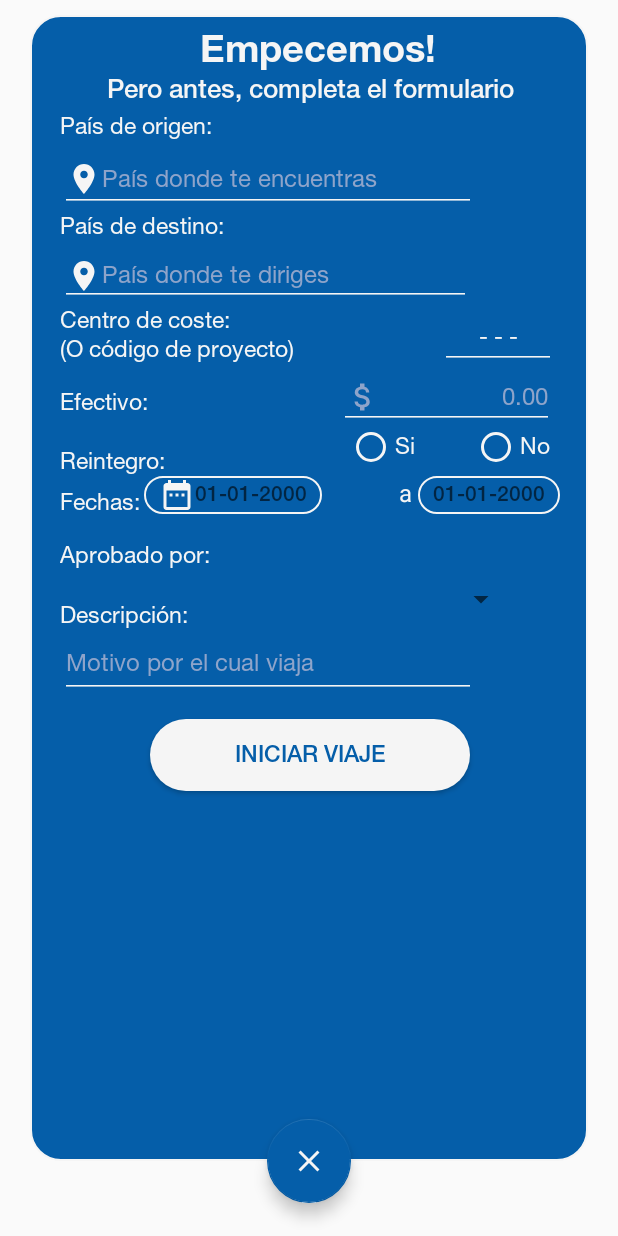
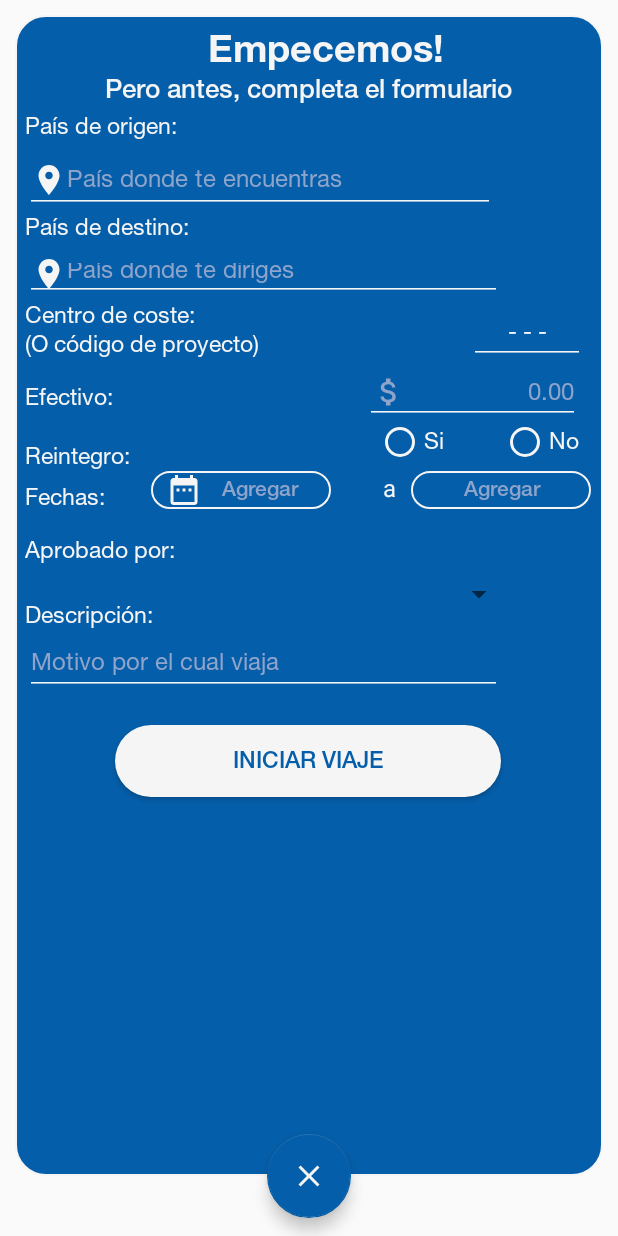
Before and after one commit to raulmenendez9/e-Tracker, an Android app: the screen it shows after launch once a user with an empty profile is signed in (MainActivity), after a tap on an icon or button, on a phone screen of 412 x 824 dp. Run offline under Robolectric (Android 15) with nearby library versions, the phone set to English and light mode, and no system bars; our stand-ins replace ButterKnife, Firebase (no records; nobody signed in at launch, a user with empty details on screens opened directly); libraries missing offline, so code that uses them is left out: com.appeaser.sublimepickerlibrary; plain views replace MaskEditText.

Commit message:
cambios en la visualizacion del registro de viaje

```diff
--- a/app/src/main/java/com/unicomer/e_tracker_test/MainActivity.kt
+++ b/app/src/main/java/com/unicomer/e_tracker_test/MainActivity.kt
@@ -24,8 +24,10 @@ class MainActivity : AppCompatActivity(),
     HomeFragment.OnFragmentInteractionListener,
     AddRegistroFragment.OnFragmentInteractionListener,
     TerminosFragment.OnFragmentInteractionListener,
-    HomeTravelFragment.OnFragmentInteractionListener
+    HomeTravelFragment.OnFragmentInteractionListener,
+    TravelRegistrationFragment.OnFragmentInteractionListener
 {
+
 
 
     // Declaring FirebaseAuthLocalClass components
@@ -163,7 +165,9 @@ class MainActivity : AppCompatActivity(),
         fragmentTransaction.addToBackStack(MAIN_ACTIVITY_KEY)
         fragmentTransaction.commit()
     }
-
+    override fun homeTravelFragment() {
+        loadHomeTravelFragment(HomeTravelFragment())
+    }
 
     override fun onSupportNavigateUp(): Boolean {
         onBackPressed()
--- a/app/src/main/java/com/unicomer/e_tracker_test/travel_registration/TravelRegistrationFragment.kt
+++ b/app/src/main/java/com/unicomer/e_tracker_test/travel_registration/TravelRegistrationFragment.kt
@@ -96,6 +96,7 @@ class TravelRegistrationFragment : Fragment() {
 
         // Ocultar el toolbar
         listener?.hideToolBarOnFragmentViewDissapears()
+        listener?.homeTravelFragment()
 
 
         originCountry = view.findViewById(R.id.editTextOrigin)
@@ -153,6 +154,7 @@ class TravelRegistrationFragment : Fragment() {
             //Finish Spinner
             initialTravel!!.setOnClickListener {
                 registration()
+                listener?.homeTravelFragment()
             }
         }else{
             initialTravel!!.text= getString(R.string.update_travel) //Cambio de texto del boton
@@ -401,6 +403,7 @@ class TravelRegistrationFragment : Fragment() {
 
     interface OnFragmentInteractionListener {
         fun hideToolBarOnFragmentViewDissapears()
+        fun homeTravelFragment()
     }
 
 
--- a/app/src/main/res/layout/fragment_travel_registration.xml
+++ b/app/src/main/res/layout/fragment_travel_registration.xml
@@ -15,10 +15,10 @@
             android:id="@+id/constraintLayoutRegistration"
             android:layout_width="match_parent"
             android:layout_height="match_parent"
-            android:layout_marginStart="20dp"
+            android:layout_marginStart="10dp"
             android:layout_marginTop="10dp"
-            android:layout_marginEnd="20dp"
-            android:layout_marginBottom="50dp"
+            android:layout_marginEnd="10dp"
+            android:layout_marginBottom="40dp"
             android:background="@drawable/round_constraint"
             app:layout_anchor="@+id/constraintLayoutRegistration"
             app:layout_anchorGravity="center">
@@ -81,22 +81,22 @@
                 android:layout_width="wrap_content"
                 android:layout_height="wrap_content"
                 android:orientation="vertical"
-                app:layout_constraintGuide_begin="20dp" />
+                app:layout_constraintGuide_begin="7dp" />
 
             <AutoCompleteTextView
                 android:id="@+id/editTextOrigin"
-                android:layout_width="277dp"
-                android:layout_height="43dp"
+                android:layout_width="313dp"
+                android:layout_height="44dp"
                 android:layout_marginTop="4dp"
+                android:backgroundTint="@color/colorSecondary05LightGray"
                 android:drawableStart="@drawable/ic_pais_origen_destino"
                 android:ems="10"
+                android:fontFamily="@font/helvetica_neue_regular"
                 android:hint="@string/origin_country_EditText"
-                android:fontFamily="@font/helvetica_neue_regular"
-                android:textSize="16sp"
+                android:inputType="textPersonName"
                 android:textColor="@color/colorSecondary05LightGray"
                 android:textColorHint="@color/hint"
-                android:inputType="textPersonName"
-                android:backgroundTint="@color/colorSecondary05LightGray"
+                android:textSize="16sp"
                 app:layout_constraintEnd_toStartOf="@+id/guideline4"
                 app:layout_constraintHorizontal_bias="0.0"
                 app:layout_constraintStart_toStartOf="@+id/guideline2"
@@ -117,18 +117,18 @@
 
             <AutoCompleteTextView
                 android:id="@+id/editTextDestiny"
-                android:layout_width="274dp"
-                android:layout_height="39dp"
+                android:layout_width="318dp"
+                android:layout_height="35dp"
                 android:layout_marginTop="4dp"
+                android:backgroundTint="@color/colorSecondary05LightGray"
                 android:drawableStart="@drawable/ic_pais_origen_destino"
                 android:ems="10"
+                android:fontFamily="@font/helvetica_neue_regular"
                 android:hint="@string/destiny_country_EditText"
-                android:fontFamily="@font/helvetica_neue_regular"
-                android:textSize="16sp"
+                android:inputType="textPersonName"
                 android:textColor="@color/colorSecondary05LightGray"
                 android:textColorHint="@color/hint"
-                android:backgroundTint="@color/colorSecondary05LightGray"
-                android:inputType="textPersonName"
+                android:textSize="16sp"
                 app:layout_constraintEnd_toStartOf="@+id/guideline4"
                 app:layout_constraintHorizontal_bias="0.0"
                 app:layout_constraintStart_toStartOf="@+id/guideline2"
@@ -272,10 +272,12 @@
             <TextView
                 android:id="@+id/textView_pick_initial_date"
                 style="@style/TextView_Date_Picker_Blue"
+                android:layout_width="120dp"
+                android:layout_height="25dp"
                 android:layout_marginTop="8dp"
+                android:layout_marginEnd="4dp"
                 android:drawableStart="@drawable/ic_date"
-                app:layout_constraintEnd_toStartOf="@+id/guideline4"
-                app:layout_constraintHorizontal_bias="0.017"
+                app:layout_constraintEnd_toStartOf="@+id/textA"
                 app:layout_constraintStart_toEndOf="@+id/textViewInitialDate"
                 app:layout_constraintTop_toBottomOf="@+id/radioGroup" />
 
@@ -284,7 +286,7 @@
                 android:layout_width="wrap_content"
                 android:layout_height="wrap_content"
                 android:layout_marginTop="8dp"
-                android:layout_marginEnd="4dp"
+                android:layout_marginEnd="10dp"
                 android:text="@string/a"
                 android:textColor="@color/colorSecondary05LightGray"
                 android:textSize="16sp"
@@ -294,6 +296,8 @@
             <TextView
                 android:id="@+id/textView_pick_final_date"
                 style="@style/TextView_Date_Picker_Blue"
+                android:layout_width="120dp"
+                android:layout_height="25dp"
                 android:layout_marginTop="8dp"
                 app:layout_constraintEnd_toStartOf="@+id/guideline4"
                 app:layout_constraintTop_toBottomOf="@+id/radioGroup" />
@@ -342,16 +346,16 @@
 
             <EditText
                 android:id="@+id/editTextMotive"
-                android:layout_width="277dp"
-                android:layout_height="45dp"
+                android:layout_width="318dp"
+                android:layout_height="43dp"
+                android:backgroundTint="@color/colorSecondary05LightGray"
                 android:ems="10"
+                android:fontFamily="@font/helvetica_neue_regular"
                 android:hint="@string/motive"
-                android:fontFamily="@font/helvetica_neue_regular"
+                android:inputType="textPersonName"
+                android:textColor="@color/colorSecondary05LightGray"
+                android:textColorHint="@color/hint"
                 android:textSize="16sp"
-                android:textColor="@color/colorSecondary05LightGray"
-                android:backgroundTint="@color/colorSecondary05LightGray"
-                android:textColorHint="@color/hint"
-                android:inputType="textPersonName"
                 app:layout_constraintEnd_toStartOf="@+id/guideline4"
                 app:layout_constraintHorizontal_bias="0.0"
                 app:layout_constraintStart_toStartOf="@+id/guideline2"
@@ -369,7 +373,7 @@
                 android:layout_width="0dp"
                 android:layout_height="wrap_content"
                 android:layout_marginStart="60dp"
-                android:layout_marginTop="14dp"
+                android:layout_marginTop="20dp"
                 android:layout_marginEnd="60dp"
                 android:background="@drawable/btn_background_white"
                 android:fontFamily="@font/helvetica_neue_medium"
@@ -385,7 +389,7 @@
                 android:layout_width="wrap_content"
                 android:layout_height="wrap_content"
                 android:orientation="vertical"
-                app:layout_constraintGuide_percent="0.95" />
+                app:layout_constraintGuide_percent="0.98" />
 
 
         </androidx.constraintlayout.widget.ConstraintLayout>
--- a/app/src/main/res/values/styles.xml
+++ b/app/src/main/res/values/styles.xml
@@ -64,9 +64,11 @@
         <item name="android:paddingLeft">10dp</item>
         <item name="android:paddingRight">10dp</item>
         <item name="android:fontFamily">@font/helvetica_neue_medium</item>
+        <item name="android:textColor">@color/colorSecondary05LightGray</item>
         <item name="android:textSize">14sp</item>
         <item name="android:gravity">center_horizontal|center_vertical</item>
-        <item name="android:hint">01-01-2000</item>
+        <item name="android:hint">Agregar</item>
+        <item name="android:textColorHint">@color/hint</item>
     </style>
 
     <style name="TextView_Small_Login" parent="Theme.AppCompat.Light">
```
Also changed, not shown: 1 other file.
